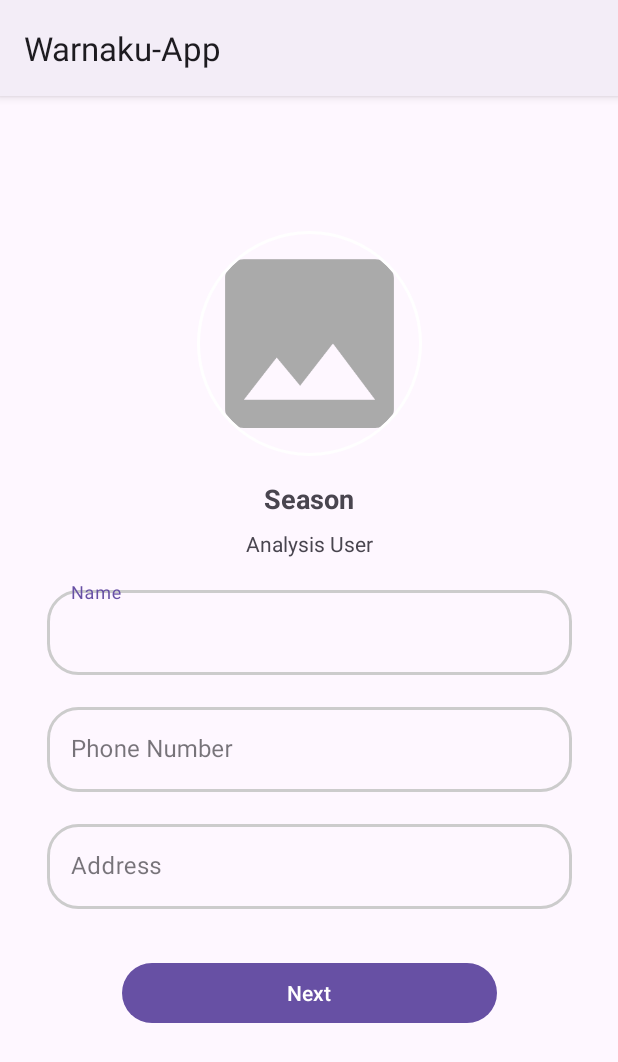
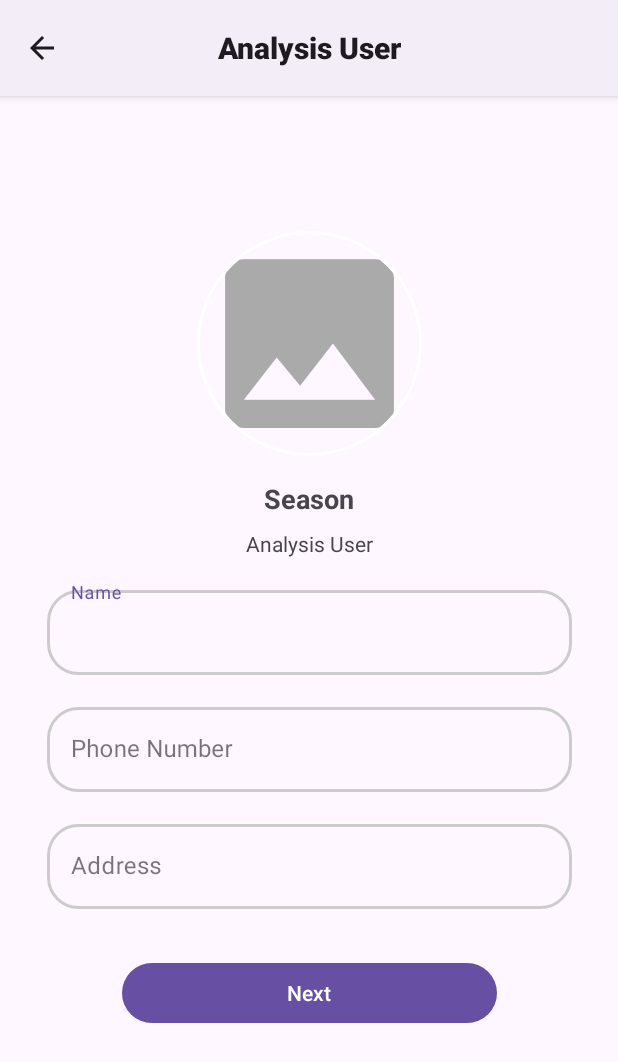
Before and after one commit to Warna-Ku/Warnaku-App, an Android app: the AnalysisUserActivity screen opened directly, with no data from a screen before it, on a phone screen of 412 x 824 dp. Shown: the top 1062 px of the screen. Run offline under Robolectric (Android 15) with nearby library versions, the light colour scheme and no system bars; our stand-ins replace CircleImageView; pictures from the network do not load.

Commit message:
add custom action bar

```diff
--- a/app/src/main/java/com/dicoding/warnaku_app/view/analysis/AnalysisUserActivity.kt
+++ b/app/src/main/java/com/dicoding/warnaku_app/view/analysis/AnalysisUserActivity.kt
@@ -3,8 +3,12 @@ package com.dicoding.warnaku_app.view.analysis
 import android.content.Intent
 import android.net.Uri
 import android.os.Bundle
+import android.view.MenuItem
+import android.widget.TextView
+import androidx.appcompat.app.ActionBar
 import androidx.appcompat.app.AlertDialog
 import androidx.appcompat.app.AppCompatActivity
+import com.dicoding.warnaku_app.R
 import com.dicoding.warnaku_app.databinding.ActivityAnalysisUserBinding
 import com.dicoding.warnaku_app.view.result.ResultActivity
 
@@ -16,6 +20,13 @@ class AnalysisUserActivity : AppCompatActivity() {
         super.onCreate(savedInstanceState)
         binding = ActivityAnalysisUserBinding.inflate(layoutInflater)
         setContentView(binding.root)
+
+        supportActionBar?.displayOptions = ActionBar.DISPLAY_SHOW_CUSTOM
+        supportActionBar?.setCustomView(R.layout.custom_action_bar)
+        supportActionBar?.setDisplayHomeAsUpEnabled(true)
+
+        val titleTextView = supportActionBar?.customView?.findViewById<TextView>(R.id.action_bar_title)
+        titleTextView?.text = "Analysis User"
 
         // Retrieve the URI from the intent
         val uriString = intent.getStringExtra("image_uri")
@@ -63,4 +74,13 @@ class AnalysisUserActivity : AppCompatActivity() {
             }
         }
     }
+    override fun onOptionsItemSelected(item: MenuItem): Boolean {
+        return when (item.itemId) {
+            android.R.id.home -> {
+                onBackPressed()
+                true
+            }
+            else -> super.onOptionsItemSelected(item)
+        }
+    }
 }
--- /dev/null
+++ b/app/src/main/res/layout/custom_action_bar.xml
@@ -0,0 +1,17 @@
+<?xml version="1.0" encoding="utf-8"?>
+<LinearLayout xmlns:android="http://schemas.android.com/apk/res/android"
+    android:orientation="vertical"
+    android:layout_gravity="center"
+    android:layout_width="wrap_content"
+    android:layout_height="wrap_content">
+    <androidx.appcompat.widget.AppCompatTextView
+        android:id="@+id/action_bar_title"
+        style="@style/TextAppearance.AppCompat.Widget.ActionBar.Title"
+        android:gravity="center"
+        android:textStyle="bold"
+        android:text="Action Bar Title"
+        android:layout_width="wrap_content"
+        android:layout_height="wrap_content" />
+
+
+</LinearLayout>
```
Also changed, not shown: app/src/main/java/com/dicoding/warnaku_app/MainActivity.kt (+8 -1 lines), app/src/main/java/com/dicoding/warnaku_app/view/analysis/AnalysisActivity.kt (+9 -2 lines), app/src/main/java/com/dicoding/warnaku_app/view/result/ResultActivity.kt (+8 -0 lines).
